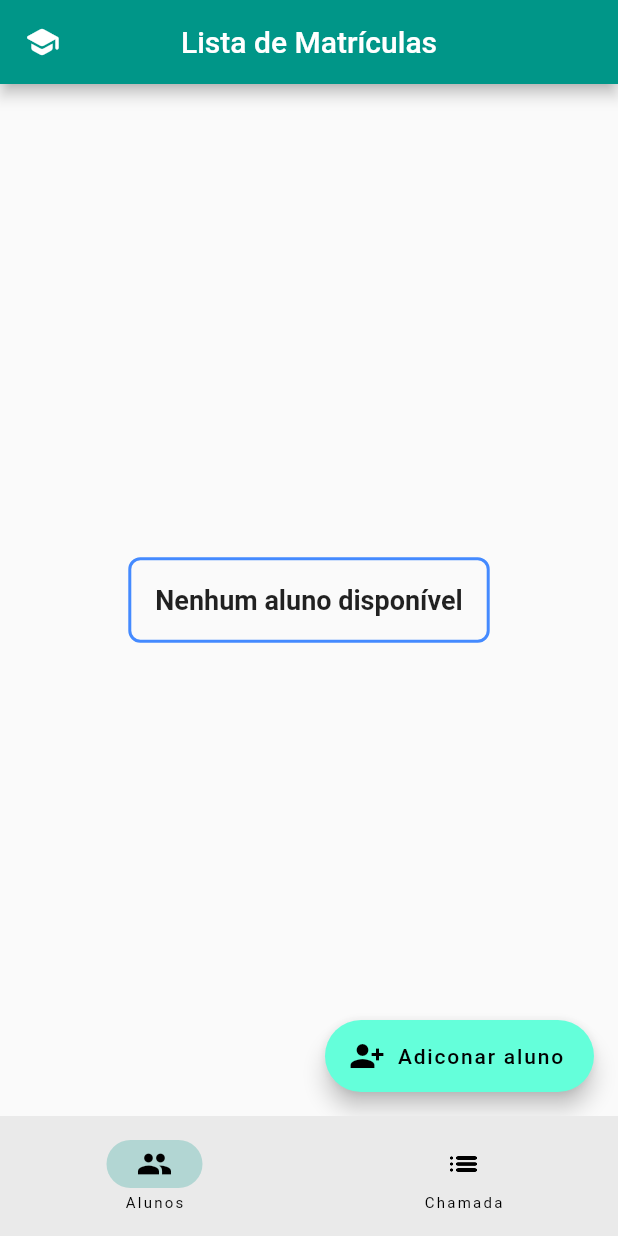
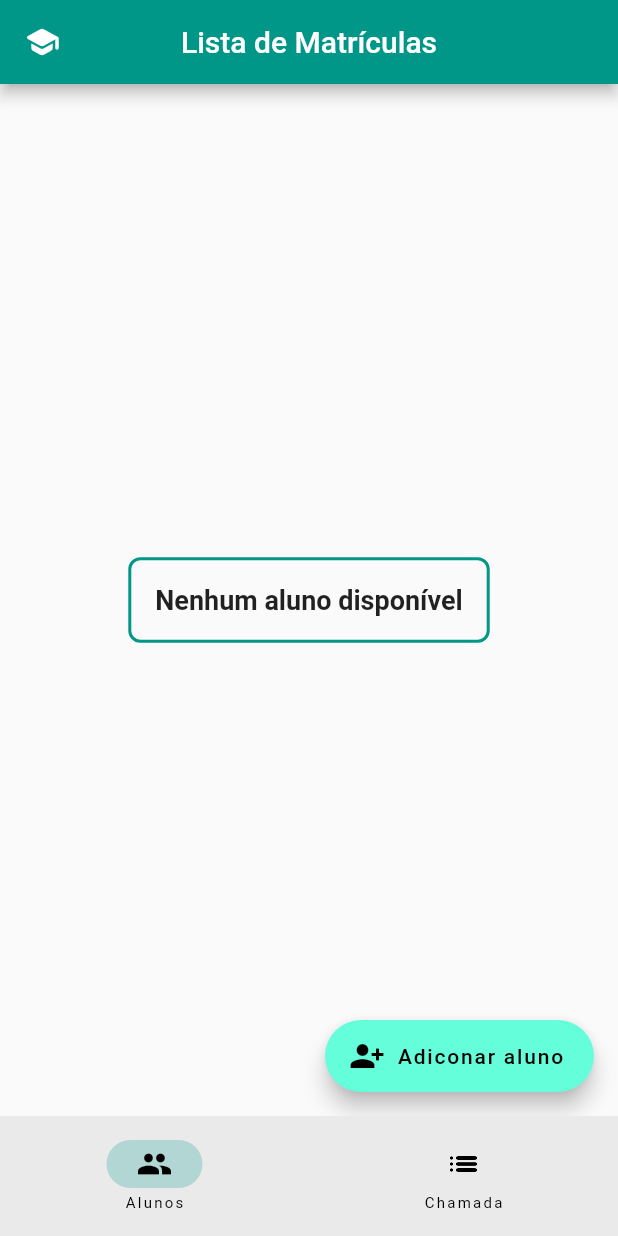
Before and after one commit to Virtuz0Gabe/aplicativo-de-chamada, a Flutter app: the screen it shows after launch, on a phone screen of 412 x 824 dp. Run offline on Flutter 3.47's test engine with Material 2 defaults, Android fonts, the phone set to English and light mode, and no system bars; our stand-ins replace objectbox, pdf; generated files the repository leaves out were written again.

Commit message:
alteração da cor do aviso de lista vazia

```diff
--- a/lib/View/home_page.dart
+++ b/lib/View/home_page.dart
@@ -45,7 +45,7 @@ class _HomePageState extends State<HomePage> {
                   decoration: BoxDecoration(
                     borderRadius: BorderRadius.circular(8),
                     border: Border.all(
-                      color: Colors.blueAccent,
+                      color: Colors.teal,
                       width: 2,
                     ),
                   ),
@@ -247,7 +247,6 @@ class _HomePageState extends State<HomePage> {
                       Aluno novoAluno = Aluno(primeiroNome, sobrenome, sexo, int.parse(idadeCT.text));
                       widget.objectbox.students.put(novoAluno);
                     }
-
                     Navigator.of(context).pop();
                     },
                   );
```
